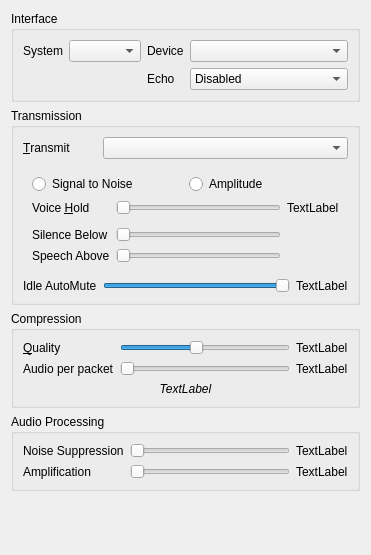
The window that src/mumble/AudioInput.ui (mumble-voip/mumble) describes before a commit, drawn with Qt 5.
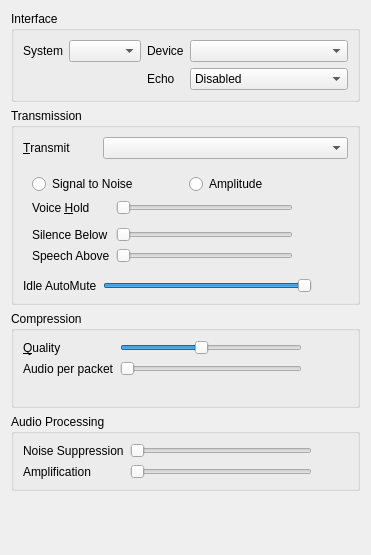
The same window after the commit. The open tabs and pages were chosen to show the change. Custom widgets are drawn as their Qt base class.

The edit to the form file:
```diff
--- a/src/mumble/AudioInput.ui
+++ b/src/mumble/AudioInput.ui
@@ -286,7 +286,7 @@
              </size>
             </property>
             <property name="text">
-             <string>TextLabel</string>
+             <string/>
             </property>
            </widget>
           </item>
@@ -409,8 +409,14 @@
       </item>
       <item row="2" column="2">
        <widget class="QLabel" name="qlIdle">
+        <property name="minimumSize">
+         <size>
+          <width>30</width>
+          <height>0</height>
+         </size>
+        </property>
         <property name="text">
-         <string>TextLabel</string>
+         <string/>
         </property>
        </widget>
       </item>
@@ -467,7 +473,7 @@
          </size>
         </property>
         <property name="text">
-         <string>TextLabel</string>
+         <string/>
         </property>
        </widget>
       </item>
@@ -512,7 +518,7 @@
          </size>
         </property>
         <property name="text">
-         <string>TextLabel</string>
+         <string/>
         </property>
        </widget>
       </item>
@@ -530,7 +536,7 @@
          <string>&lt;b&gt;This shows peak outgoing bandwidth used.&lt;/b&gt;&lt;br /&gt;This shows the peak amount of bandwidth sent out from your machine. Audio bitrate is the maximum bitrate (as we use VBR) for the audio data alone. Position is the bitrate used for positional information. Overhead is our framing and the IP packet headers (IP and UDP is 75% of this overhead).</string>
         </property>
         <property name="text">
-         <string>TextLabel</string>
+         <string/>
         </property>
         <property name="alignment">
          <set>Qt::AlignCenter</set>
@@ -587,7 +593,7 @@
          </size>
         </property>
         <property name="text">
-         <string>TextLabel</string>
+         <string/>
         </property>
        </widget>
       </item>
@@ -632,7 +638,7 @@
          </size>
         </property>
         <property name="text">
-         <string>TextLabel</string>
+         <string/>
         </property>
        </widget>
       </item>
```
Left out of the diff: 6 changed lines with no effect on the pictures.
